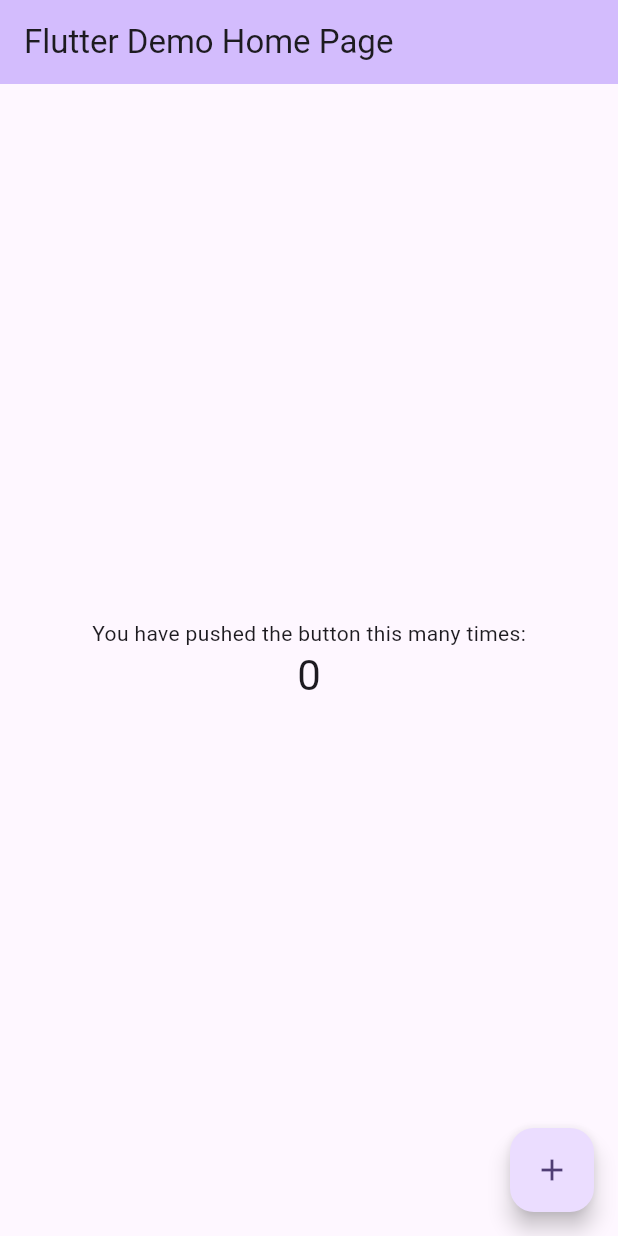
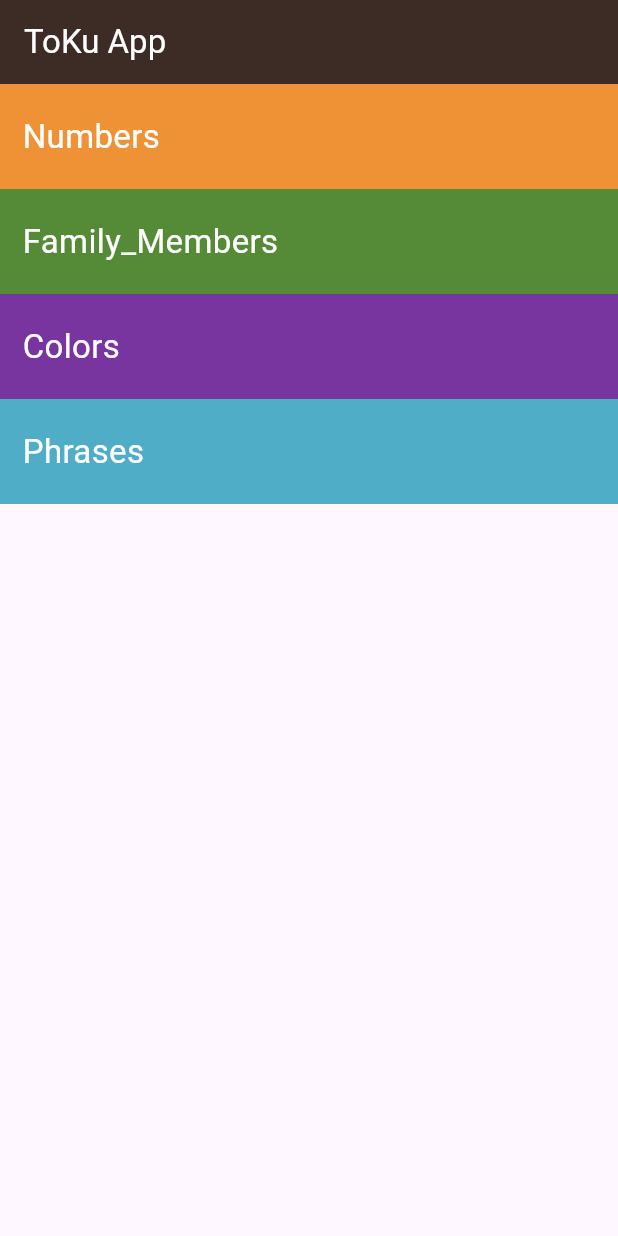
Before and after one commit to ZiadSala7/Language-learning-app, a Flutter app: the screen it shows after launch, on a phone screen of 412 x 824 dp. Run offline on Flutter 3.47's test engine with Material 3 defaults, Android fonts, the light colour scheme and no system bars.

Commit message:
1- create home page 2- create category item 3- create category pages

```diff
--- /dev/null
+++ b/lib/features/category_item.dart
@@ -0,0 +1,34 @@
+import 'package:flutter/material.dart';
+
+class CategoryItem extends StatelessWidget {
+  final String txt;
+  final Color color;
+  final Function() ontap;
+  const CategoryItem({
+    super.key,
+    required this.txt,
+    required this.color,
+    required this.ontap,
+  });
+
+  @override
+  Widget build(BuildContext context) {
+    return GestureDetector(
+      onTap: ontap,
+      child: Container(
+        padding: const EdgeInsets.all(15),
+        height: 70,
+        width: double.infinity,
+        color: color,
+        alignment: Alignment.centerLeft,
+        child: Text(
+          txt,
+          style: const TextStyle(
+            fontSize: 22,
+            color: Colors.white,
+          ),
+        ),
+      ),
+    );
+  }
+}
--- a/lib/main.dart
+++ b/lib/main.dart
@@ -1,4 +1,5 @@
 import 'package:flutter/material.dart';
+import 'package:language_learning_app/screens/home_page.dart';
 
 void main() {
   runApp(const MyApp());
@@ -7,119 +8,11 @@
 class MyApp extends StatelessWidget {
   const MyApp({super.key});
 
-  // This widget is the root of your application.
   @override
   Widget build(BuildContext context) {
-    return MaterialApp(
-      title: 'Flutter Demo',
-      theme: ThemeData(
-        // This is the theme of your application.
-        //
-        // TRY THIS: Try running your application with "flutter run". You'll see
-        // the application has a purple toolbar. Then, without quitting the app,
-        // try changing the seedColor in the colorScheme below to Colors.green
-        // and then invoke "hot reload" (save your changes or press the "hot
-        // reload" button in a Flutter-supported IDE, or press "r" if you used
-        // the command line to start the app).
-        //
-        // Notice that the counter didn't reset back to zero; the application
-        // state is not lost during the reload. To reset the state, use hot
-        // restart instead.
-        //
-        // This works for code too, not just values: Most code changes can be
-        // tested with just a hot reload.
-        colorScheme: ColorScheme.fromSeed(seedColor: Colors.deepPurple),
-        useMaterial3: true,
-      ),
-      home: const MyHomePage(title: 'Flutter Demo Home Page'),
+    return const MaterialApp(
+      debugShowCheckedModeBanner: false,
+      home: HomePage(),
     );
   }
 }
-
-class MyHomePage extends StatefulWidget {
-  const MyHomePage({super.key, required this.title});
-
-  // This widget is the home page of your application. It is stateful, meaning
-  // that it has a State object (defined below) that contains fields that affect
-  // how it looks.
-
-  // This class is the configuration for the state. It holds the values (in this
-  // case the title) provided by the parent (in this case the App widget) and
-  // used by the build method of the State. Fields in a Widget subclass are
-  // always marked "final".
-
-  final String title;
-
-  @override
-  State<MyHomePage> createState() => _MyHomePageState();
-}
-
-class _MyHomePageState extends State<MyHomePage> {
-  int _counter = 0;
-
-  void _incrementCounter() {
-    setState(() {
-      // This call to setState tells the Flutter framework that something has
-      // changed in this State, which causes it to rerun the build method below
-      // so that the display can reflect the updated values. If we changed
-      // _counter without calling setState(), then the build method would not be
-      // called again, and so nothing would appear to happen.
-      _counter++;
-    });
-  }
-
-  @override
-  Widget build(BuildContext context) {
-    // This method is rerun every time setState is called, for instance as done
-    // by the _incrementCounter method above.
-    //
-    // The Flutter framework has been optimized to make rerunning build methods
-    // fast, so that you can just rebuild anything that needs updating rather
-    // than having to individually change instances of widgets.
-    return Scaffold(
-      appBar: AppBar(
-        // TRY THIS: Try changing the color here to a specific color (to
-        // Colors.amber, perhaps?) and trigger a hot reload to see the AppBar
-        // change color while the other colors stay the same.
-        backgroundColor: Theme.of(context).colorScheme.inversePrimary,
-        // Here we take the value from the MyHomePage object that was created by
-        // the App.build method, and use it to set our appbar title.
-        title: Text(widget.title),
-      ),
-      body: Center(
-        // Center is a layout widget. It takes a single child and positions it
-        // in the middle of the parent.
-        child: Column(
-          // Column is also a layout widget. It takes a list of children and
-          // arranges them vertically. By default, it sizes itself to fit its
-          // children horizontally, and tries to be as tall as its parent.
-          //
-          // Column has various properties to control how it sizes itself and
-          // how it positions its children. Here we use mainAxisAlignment to
-          // center the children vertically; the main axis here is the vertical
-          // axis because Columns are vertical (the cross axis would be
-          // horizontal).
-          //
-          // TRY THIS: Invoke "debug painting" (choose the "Toggle Debug Paint"
-          // action in the IDE, or press "p" in the console), to see the
-          // wireframe for each widget.
-          mainAxisAlignment: MainAxisAlignment.center,
-          children: <Widget>[
-            const Text(
-              'You have pushed the button this many times:',
-            ),
-            Text(
-              '$_counter',
-              style: Theme.of(context).textTheme.headlineMedium,
-            ),
-          ],
-        ),
-      ),
-      floatingActionButton: FloatingActionButton(
-        onPressed: _incrementCounter,
-        tooltip: 'Increment',
-        child: const Icon(Icons.add),
-      ), // This trailing comma makes auto-formatting nicer for build methods.
-    );
-  }
-}
--- /dev/null
+++ b/lib/screens/colors_page.dart
@@ -0,0 +1,10 @@
+import 'package:flutter/material.dart';
+
+class ColorsPage extends StatelessWidget {
+  const ColorsPage({super.key});
+
+  @override
+  Widget build(BuildContext context) {
+    return const Scaffold();
+  }
+}
--- /dev/null
+++ b/lib/screens/family_members_page.dart
@@ -0,0 +1,10 @@
+import 'package:flutter/material.dart';
+
+class FamilyMembersPage extends StatelessWidget {
+  const FamilyMembersPage({super.key});
+
+  @override
+  Widget build(BuildContext context) {
+    return const Scaffold();
+  }
+}
--- /dev/null
+++ b/lib/screens/home_page.dart
@@ -0,0 +1,50 @@
+import 'package:flutter/material.dart';
+import 'package:language_learning_app/features/category_item.dart';
+import 'package:language_learning_app/screens/numbers_page.dart';
+
+class HomePage extends StatelessWidget {
+  const HomePage({super.key});
+
+  @override
+  Widget build(BuildContext context) {
+    return Scaffold(
+      appBar: AppBar(
+        backgroundColor: const Color.fromARGB(255, 61, 44, 37),
+        title: const Text(
+          'ToKu App',
+          style: TextStyle(
+            fontSize: 22,
+            color: Colors.white,
+          ),
+        ),
+      ),
+      body: Column(
+        children: [
+          CategoryItem(
+            txt: 'Numbers',
+            color: const Color(0xffEF9235),
+            ontap: () {
+              Navigator.push(context,
+                  MaterialPageRoute(builder: (context) => const NumbersPage()));
+            },
+          ),
+          CategoryItem(
+            txt: 'Family_Members',
+            color: const Color(0xff558B37),
+            ontap: () {},
+          ),
+          CategoryItem(
+            txt: 'Colors',
+            color: const Color(0xff79359F),
+            ontap: () {},
+          ),
+          CategoryItem(
+            txt: 'Phrases',
+            color: const Color(0xff50ADC7),
+            ontap: () {},
+          ),
+        ],
+      ),
+    );
+  }
+}
--- /dev/null
+++ b/lib/screens/numbers_page.dart
@@ -0,0 +1,10 @@
+import 'package:flutter/material.dart';
+
+class NumbersPage extends StatelessWidget {
+  const NumbersPage({super.key});
+
+  @override
+  Widget build(BuildContext context) {
+    return const Scaffold();
+  }
+}
--- /dev/null
+++ b/lib/screens/phrases_page.dart
@@ -0,0 +1,10 @@
+import 'package:flutter/material.dart';
+
+class PhrasesPage extends StatelessWidget {
+  const PhrasesPage({super.key});
+
+  @override
+  Widget build(BuildContext context) {
+    return const Scaffold();
+  }
+}
```
